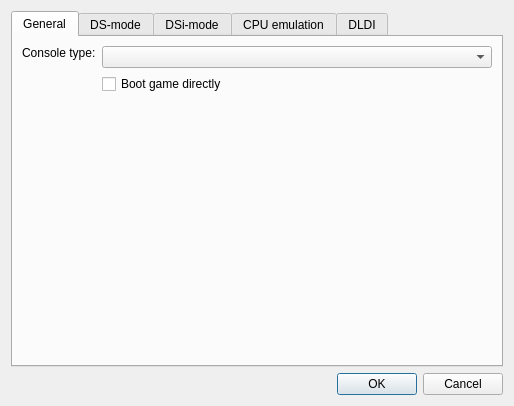
The window that src/frontend/qt_sdl/EmuSettingsDialog.ui (kvnp/melonDS) describes before a commit, drawn with Qt 5.
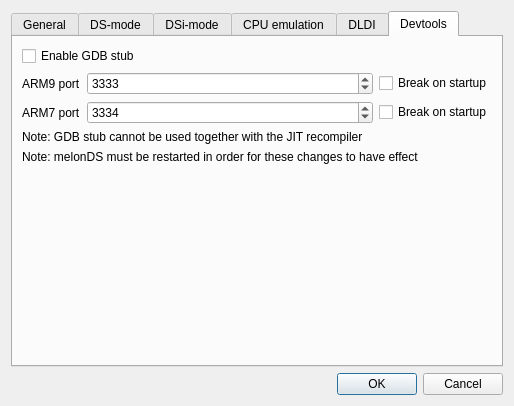
The same window after the commit. Custom widgets are drawn as their Qt base class.

Commit message: GDB stub (#1583)

```diff
--- a/src/frontend/qt_sdl/EmuSettingsDialog.ui
+++ b/src/frontend/qt_sdl/EmuSettingsDialog.ui
@@ -26,7 +26,7 @@
    <item>
     <widget class="QTabWidget" name="tabWidget">
      <property name="currentIndex">
-      <number>0</number>
+      <number>5</number>
      </property>
      <widget class="QWidget" name="tab">
       <attribute name="title">
@@ -568,6 +568,101 @@
        </item>
       </layout>
      </widget>
+     <widget class="QWidget" name="tab_6">
+      <attribute name="title">
+       <string>Devtools</string>
+      </attribute>
+      <layout class="QGridLayout" name="gridLayout_3">
+       <item row="1" column="0">
+        <widget class="QLabel" name="label_16">
+         <property name="text">
+          <string>ARM9 port</string>
+         </property>
+        </widget>
+       </item>
+       <item row="5" column="0">
+        <spacer name="verticalSpacer_4">
+         <property name="orientation">
+          <enum>Qt::Vertical</enum>
+         </property>
+         <property name="sizeHint" stdset="0">
+          <size>
+           <width>20</width>
+           <height>40</height>
+          </size>
+         </property>
+        </spacer>
+       </item>
+       <item row="2" column="0">
+        <widget class="QLabel" name="label_17">
+         <property name="text">
+          <string>ARM7 port</string>
+         </property>
+        </widget>
+       </item>
+       <item row="0" column="0" colspan="3">
+        <widget class="QCheckBox" name="cbGdbEnabled">
+         <property name="text">
+          <string>Enable GDB stub</string>
+         </property>
+        </widget>
+       </item>
+       <item row="4" column="0" colspan="7">
+        <widget class="QLabel" name="label_18">
+         <property name="text">
+          <string>Note: melonDS must be restarted in order for these changes to have effect</string>
+         </property>
+        </widget>
+       </item>
+       <item row="3" column="0" colspan="7">
+        <widget class="QLabel" name="label_19">
+         <property name="text">
+          <string>Note: GDB stub cannot be used together with the JIT recompiler</string>
+         </property>
+        </widget>
+       </item>
+       <item row="1" column="6">
+        <widget class="QCheckBox" name="cbGdbBOSA9">
+         <property name="text">
+          <string>Break on startup</string>
+         </property>
+        </widget>
+       </item>
+       <item row="1" column="1" colspan="5">
+        <widget class="QSpinBox" name="intGdbPortA9">
+         <property name="minimum">
+          <number>1000</number>
+         </property>
+         <property name="maximum">
+          <number>65535</number>
+         </property>
+         <property name="value">
+          <number>3333</number>
+         </property>
+        </widget>
+       </item>
+       <item row="2" column="1" colspan="5">
+        <widget class="QSpinBox" name="intGdbPortA7">
+         <property name="minimum">
+          <number>1000</number>
+         </property>
+         <property name="maximum">
+          <number>65535</number>
+         </property>
+         <property name="value">
+          <number>3334</number>
+         </property>
+        </widget>
+       </item>
+       <item row="2" column="6">
+        <widget class="QCheckBox" name="cbGdbBOSA7">
+         <property name="text">
+          <string>Break on startup</string>
+         </property>
+        </widget>
+       </item>
+      </layout>
+     </widget>
     </widget>
    </item>
    <item>
```
Left out of the diff: 9 changed lines with no effect on the pictures. The commit also changes 28 other files.
